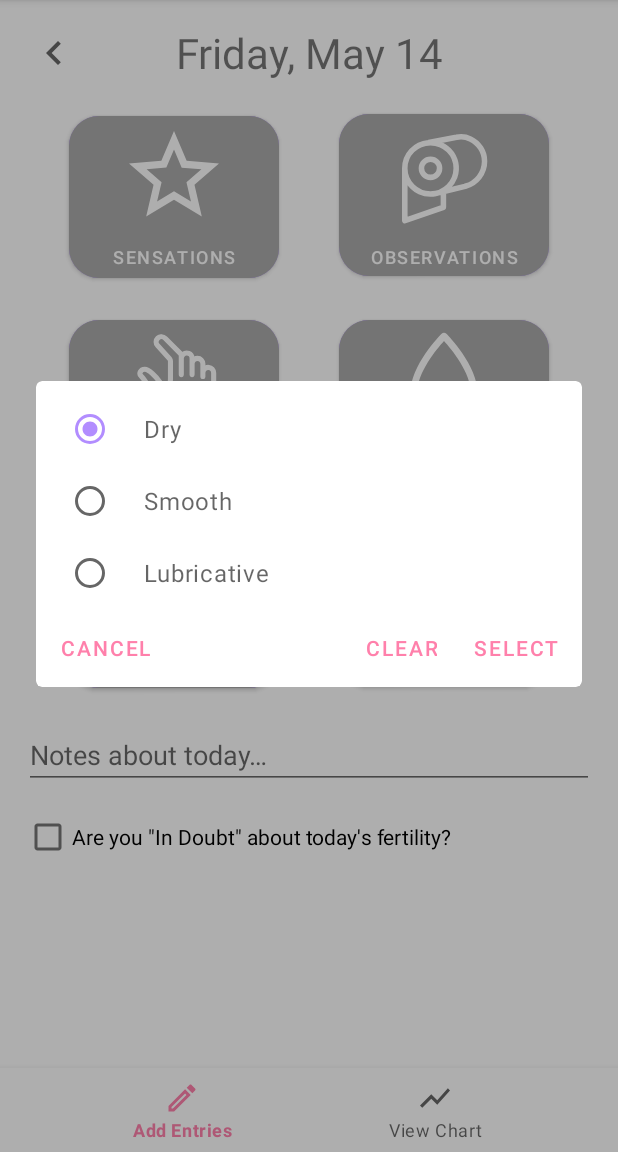
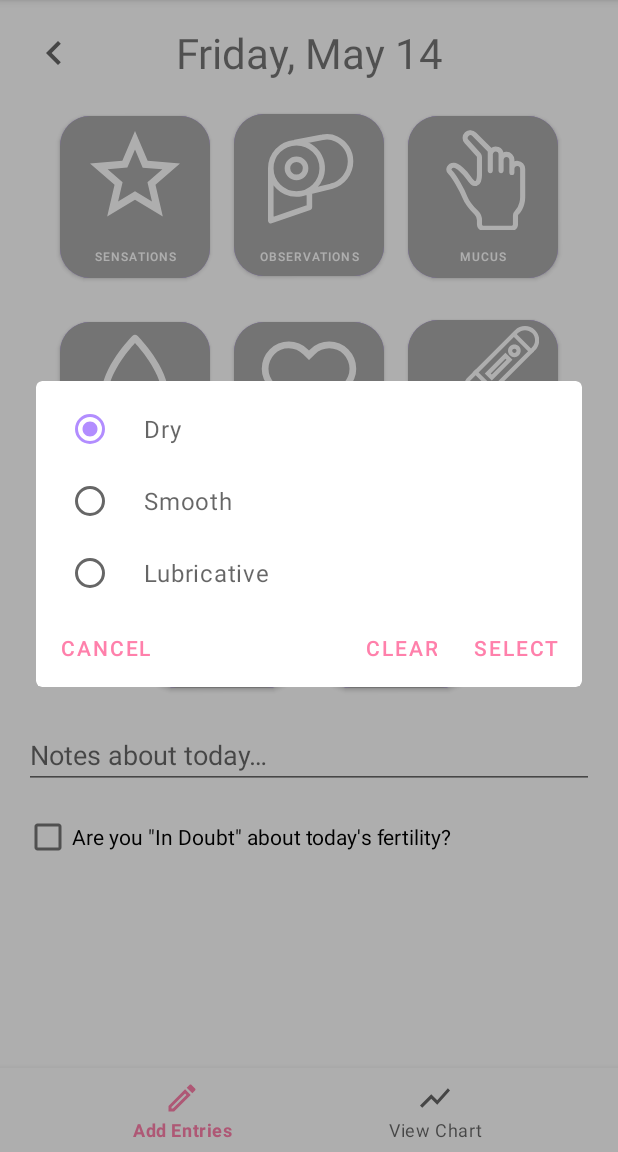
Before and after one commit to romrell4/FertilityTracker, an Android app: the fragment ChartFragment placed in its activity, after a tap on "SENSATIONS", on a phone screen of 412 x 824 dp, the part 84-1236 px from its top. Run offline under Robolectric (Android 15) with nearby library versions, the light colour scheme and no system bars; libraries missing offline, so code that uses them is left out: com.github.mikephil.charting.

Commit message:
Added energy and mood tracking

```diff
--- a/app/src/main/java/com/romrell4/fertility_tracker/domain/SymptomEntry.kt
+++ b/app/src/main/java/com/romrell4/fertility_tracker/domain/SymptomEntry.kt
@@ -2,6 +2,7 @@ package com.romrell4.fertility_tracker.domain
 
 import android.os.Parcelable
 import com.fasterxml.jackson.annotation.JsonIgnore
+import com.romrell4.fertility_tracker.support.toEmoji
 import kotlinx.android.parcel.IgnoredOnParcel
 import kotlinx.android.parcel.Parcelize
 import java.time.LocalDate
@@ -17,6 +18,8 @@ data class SymptomEntry(
     val sex: Sex? = null,
     val inDoubt: Boolean? = null,
     val temperature: Temperature? = null,
+    val mood: Mood? = null,
+    val energy: Energy? = null,
     val notes: String? = null
 ) : Parcelable, Comparable<SymptomEntry> {
     enum class Sensation(override val displayText: String) : Symptom {
@@ -75,6 +78,24 @@ data class SymptomEntry(
         val abnormalNotes: String? = null
     ) : Parcelable
 
+    enum class Mood(text: String, emojiUnicode: Int) : Symptom {
+        HAPPY("Happy", 0x1F603),
+        IRRITABLE("Irritable", 0x1F612),
+        ANGRY("Angry", 0x1F621),
+        SAD("Sad/Sensitive", 0x1F625),
+        CHILL("Chill", 0x1F60C);
+
+        val emoji: String = emojiUnicode.toEmoji()
+
+        override val displayText: String = "$emoji $text"
+    }
+
+    enum class Energy(override val displayText: String) : Symptom {
+        LOW("Low"),
+        MEDIUM("Medium"),
+        HIGH("High"),
+    }
+
     interface Symptom {
         val displayText: String
     }
--- a/app/src/main/java/com/romrell4/fertility_tracker/support/Extensions.kt
+++ b/app/src/main/java/com/romrell4/fertility_tracker/support/Extensions.kt
@@ -3,6 +3,8 @@ package com.romrell4.fertility_tracker.support
 import android.app.Activity
 import android.view.View
 import android.view.inputmethod.InputMethodManager
+
+fun Int.toEmoji() = String(Character.toChars(this))
 
 fun View.showKeyboard() {
     (context.getSystemService(Activity.INPUT_METHOD_SERVICE) as? InputMethodManager)
--- a/app/src/main/java/com/romrell4/fertility_tracker/view/CycleDayAdapter.kt
+++ b/app/src/main/java/com/romrell4/fertility_tracker/view/CycleDayAdapter.kt
@@ -35,15 +35,17 @@ class CycleDayAdapter : ListAdapter<ChartViewState.CycleView.DayView, CycleDayVi
 
 class CycleDayViewHolder(private val binding: ViewHolderChartDayBinding) : RecyclerView.ViewHolder(binding.root) {
     fun bind(day: ChartViewState.CycleView.DayView) {
+        binding.layout.setBackgroundColor(
+            itemView.context.getColor(if (day.selected) R.color.chart_selected else android.R.color.transparent)
+        )
+
         binding.dateText.text = day.date
-        binding.stampImage.setBackgroundResource(day.stampRes)
         binding.stampImageWrapper.setBackgroundColor(
             itemView.context.getColor(if (day.stampHighlighted) R.color.chart_peak_range_background else android.R.color.transparent)
         )
-        binding.layout.setBackgroundColor(
-            itemView.context.getColor(if (day.selected) R.color.chart_selected else android.R.color.transparent)
-        )
-        binding.stampImage.setOnClickListener {
+        binding.stampImage.apply {
+            setBackgroundResource(day.stampRes)
+            setOnClickListener {
                 day.dialogMessage?.let { dialogMessage ->
                     MaterialAlertDialogBuilder(itemView.context)
                         .setTitle(day.dialogTitle)
@@ -52,16 +54,17 @@ class CycleDayViewHolder(private val binding: ViewHolderChartDayBinding) : Recyc
                         .show()
                 }
             }
+        }
         binding.sensationText.text = day.sensations
+        binding.observationImage.setBackgroundResource(day.observationRes ?: 0)
+        binding.bleedingImage.setBackgroundResource(day.bleedingRes ?: 0)
+        binding.sexImage.setBackgroundResource(day.sexRes ?: 0)
+        binding.moodText.text = day.moodEmoji
+        binding.energyImage.setBackgroundResource(day.energyRes ?: 0)
 
-        binding.observationImage.setBackgroundResource(day.observationRes ?: 0)
-
-        binding.bleedingImage.setBackgroundResource(day.bleedingRes ?: 0)
-
-        binding.sexImage.setBackgroundResource(day.sexRes ?: 0)
-
-        binding.notesImage.isInvisible = day.notes == null
-        binding.notesImage.setOnClickListener {
+        binding.notesImage.apply {
+            isInvisible = day.notes == null
+            setOnClickListener {
                 day.notes?.let {
                     MaterialAlertDialogBuilder(itemView.context)
                         .setTitle(itemView.context.getString(R.string.notes_dialog_title, day.date))
@@ -72,3 +75,4 @@ class CycleDayViewHolder(private val binding: ViewHolderChartDayBinding) : Recyc
             }
         }
     }
+}
--- a/app/src/main/java/com/romrell4/fertility_tracker/view/DataEntryFragment.kt
+++ b/app/src/main/java/com/romrell4/fertility_tracker/view/DataEntryFragment.kt
@@ -101,6 +101,8 @@ class DataEntryFragment : MainFragment(), MucusDialogCallback, TemperatureDialog
         binding.bleedingButton.setupSymptomButton(viewState.bleeding)
         binding.sexButton.setupSymptomButton(viewState.sex)
         binding.temperatureButton.setupSymptomButton(viewState.temperature)
+        binding.moodButton.setupSymptomButton(viewState.mood)
+        binding.energyButton.setupSymptomButton(viewState.energy)
 
         binding.sensationsButton.setUpRadioDialogListener(
             values = SymptomEntry.Sensation.values(),
@@ -132,6 +134,16 @@ class DataEntryFragment : MainFragment(), MucusDialogCallback, TemperatureDialog
                 it.setTargetFragment(this, 0)
             }.show(parentFragmentManager, null)
         }
+        binding.moodButton.setUpRadioDialogListener(
+            values = SymptomEntry.Mood.values(),
+            currentValue = viewState.mood,
+            viewModelFunction = viewModel::selectMood
+        )
+        binding.energyButton.setUpRadioDialogListener(
+            values = SymptomEntry.Energy.values(),
+            currentValue = viewState.energy,
+            viewModelFunction = viewModel::selectEnergy
+        )
 
         //Notes
         if (binding.notesText.text.toString() != viewState.notes) {
--- a/app/src/main/java/com/romrell4/fertility_tracker/viewmodel/ChartViewModel.kt
+++ b/app/src/main/java/com/romrell4/fertility_tracker/viewmodel/ChartViewModel.kt
@@ -60,7 +60,6 @@ data class ChartState(
                         dayOfCycle = day.dayOfCycle.toString(),
                         date = day.symptomEntry.date.format(DateTimeFormatter.ofPattern("M/d")),
                         stampRes = when {
-                            //TODO: Combined stamps?
                             day.symptomEntry.hasPeakMucus -> R.drawable.ic_circle_peak_mucus
                             day.symptomEntry.hasNonPeakMucus -> R.drawable.ic_circle_non_peak_mucus
                             day.symptomEntry.bleeding != null -> R.drawable.ic_circle_bleeding
@@ -70,24 +69,24 @@ data class ChartState(
                             SymptomEntry.Sensation.DRY -> null
                             SymptomEntry.Sensation.SMOOTH -> "S"
                             SymptomEntry.Sensation.LUBRICATIVE -> "L"
-                            else -> null
+                            null -> null
                         },
                         observationRes = when (day.symptomEntry.observation) {
                             SymptomEntry.Observation.DAMP -> R.drawable.ic_observation_damp
                             SymptomEntry.Observation.WET -> R.drawable.ic_observation_wet
                             SymptomEntry.Observation.SHINY -> R.drawable.ic_observation_shiny
-                            else -> null
+                            null, SymptomEntry.Observation.DRY -> null
                         },
                         bleedingRes = when (day.symptomEntry.bleeding) {
                             SymptomEntry.Bleeding.LIGHT -> R.drawable.ic_bleeding_light
                             SymptomEntry.Bleeding.MODERATE -> R.drawable.ic_bleeding_moderate
                             SymptomEntry.Bleeding.HEAVY -> R.drawable.ic_bleeding_heavy
-                            else -> null
+                            null, SymptomEntry.Bleeding.SPOTTING -> null
                         },
                         sexRes = when (day.symptomEntry.sex) {
                             SymptomEntry.Sex.PROTECTED -> R.drawable.ic_sex_protected
                             SymptomEntry.Sex.UNPROTECTED -> R.drawable.ic_sex_unprotected
-                            else -> null
+                            null -> null
                         },
                         dialogTitle = "${day.symptomEntry.date.format(DIALOG_TITLE_FORMATTER)} (Day ${day.dayOfCycle})",
                         dialogMessage = listOfNotNull(
@@ -100,6 +99,13 @@ data class ChartState(
                         stampHighlighted = cycle.ruleOfThreeIndexes.contains(index),
                         temperature = day.symptomEntry.temperature?.let {
                             ChartViewState.CycleView.TemperatureView(it.value, it.abnormal, it.abnormalNotes)
+                        },
+                        moodEmoji = day.symptomEntry.mood?.emoji,
+                        energyRes = when (day.symptomEntry.energy) {
+                            SymptomEntry.Energy.LOW -> R.drawable.ic_energy_low
+                            SymptomEntry.Energy.MEDIUM -> R.drawable.ic_energy_medium
+                            SymptomEntry.Energy.HIGH -> R.drawable.ic_energy_high
+                            null -> null
                         },
                         notes = day.symptomEntry.notes?.takeIf { it.isNotBlank() }
                     )
@@ -137,6 +143,9 @@ data class ChartViewState(
             val dialogMessage: String?,
             val stampHighlighted: Boolean,
             val temperature: TemperatureView?,
+            val moodEmoji: String?,
+            @DrawableRes
+            val energyRes: Int?,
             val notes: String?,
             var selected: Boolean = false
         )
--- a/app/src/main/java/com/romrell4/fertility_tracker/viewmodel/DataEntryViewModel.kt
+++ b/app/src/main/java/com/romrell4/fertility_tracker/viewmodel/DataEntryViewModel.kt
@@ -83,6 +83,14 @@ class DataEntryViewModel @JvmOverloads constructor(
         updateSymptomEntry { it.copy(temperature = temperature) }
     }
 
+    fun selectMood(mood: SymptomEntry.Mood?) {
+        updateSymptomEntry { it.copy(mood = mood) }
+    }
+
+    fun selectEnergy(energy: SymptomEntry.Energy?) {
+        updateSymptomEntry { it.copy(energy = energy) }
+    }
+
     fun setInDoubt(inDoubt: Boolean?) {
         updateSymptomEntry { it.copy(inDoubt = inDoubt) }
     }
@@ -112,6 +120,8 @@ data class DataEntryState(
         inDoubt = symptomEntry.inDoubt,
         notes = symptomEntry.notes,
         temperature = symptomEntry.temperature,
+        mood = symptomEntry.mood,
+        energy = symptomEntry.energy,
         canSelectNextDate = symptomEntry.date < LocalDate.now()
     )
 }
@@ -126,5 +136,7 @@ data class DataEntryViewState(
     val inDoubt: Boolean?,
     val notes: String?,
     val temperature: SymptomEntry.Temperature?,
+    val mood: SymptomEntry.Mood?,
+    val energy: SymptomEntry.Energy?,
     val canSelectNextDate: Boolean
 )
--- /dev/null
+++ b/app/src/main/res/drawable/ic_energy.xml
@@ -0,0 +1,13 @@
+<vector xmlns:android="http://schemas.android.com/apk/res/android"
+    android:width="72dp"
+    android:height="72dp"
+    android:viewportWidth="256"
+    android:viewportHeight="256">
+  <path
+      android:pathData="M192.49,121.56l-54,0l0.83,-104.12l-75.81,118.07l54,0l-0.83,103.05l75.81,-117z"
+      android:strokeLineJoin="round"
+      android:strokeWidth="14"
+      android:fillColor="#00000000"
+      android:strokeColor="@color/white"
+      android:strokeLineCap="round"/>
+</vector>
--- /dev/null
+++ b/app/src/main/res/drawable/ic_energy_high.xml
@@ -0,0 +1,33 @@
+<vector xmlns:android="http://schemas.android.com/apk/res/android"
+    android:width="72dp"
+    android:height="72dp"
+    android:viewportWidth="640"
+    android:viewportHeight="640">
+  <path
+      android:pathData="M345.99,386.63L347.26,227.18L231.16,407.99L313.86,407.99L312.59,565.8L428.68,386.63L428.68,386.63L345.99,386.63Z"
+      android:fillColor="@color/graph_energy_yellow"/>
+  <path
+      android:fillColor="#FF000000"
+      android:pathData="M345.99,386.63L347.26,227.18L231.16,407.99L313.86,407.99L312.59,565.8L428.68,386.63L428.68,386.63L345.99,386.63Z"
+      android:strokeWidth="6"
+      android:fillAlpha="0"
+      android:strokeColor="#000000"/>
+  <path
+      android:pathData="M491.06,235.44L492.33,75.99L376.24,256.8L458.93,256.8L457.66,414.61L573.76,235.44L573.76,235.44L491.06,235.44Z"
+      android:fillColor="@color/graph_energy_yellow"/>
+  <path
+      android:fillColor="#FF000000"
+      android:pathData="M491.06,235.44L492.33,75.99L376.24,256.8L458.93,256.8L457.66,414.61L573.76,235.44L573.76,235.44L491.06,235.44Z"
+      android:strokeWidth="6"
+      android:fillAlpha="0"
+      android:strokeColor="#000000"/>
+  <path
+      android:pathData="M210.76,235.44L212.03,75.99L95.94,256.8L178.63,256.8L177.36,414.61L293.46,235.44L293.46,235.44L210.76,235.44Z"
+      android:fillColor="@color/graph_energy_yellow"/>
+  <path
+      android:fillColor="#FF000000"
+      android:pathData="M210.76,235.44L212.03,75.99L95.94,256.8L178.63,256.8L177.36,414.61L293.46,235.44L293.46,235.44L210.76,235.44Z"
+      android:strokeWidth="6"
+      android:fillAlpha="0"
+      android:strokeColor="#000000"/>
+</vector>
--- /dev/null
+++ b/app/src/main/res/drawable/ic_energy_low.xml
@@ -0,0 +1,33 @@
+<vector xmlns:android="http://schemas.android.com/apk/res/android"
+    android:width="72dp"
+    android:height="72dp"
+    android:viewportWidth="640"
+    android:viewportHeight="640">
+  <path
+      android:pathData="M345.99,386.63L347.26,227.18L231.16,407.99L313.86,407.99L312.59,565.8L428.68,386.63L428.68,386.63L345.99,386.63Z"
+      android:fillColor="@color/graph_energy_yellow"/>
+  <path
+      android:fillColor="#FF000000"
+      android:pathData="M345.99,386.63L347.26,227.18L231.16,407.99L313.86,407.99L312.59,565.8L428.68,386.63L428.68,386.63L345.99,386.63Z"
+      android:strokeWidth="6"
+      android:fillAlpha="0"
+      android:strokeColor="#000000"/>
+  <path
+      android:pathData="M491.06,235.44L492.33,75.99L376.24,256.8L458.93,256.8L457.66,414.61L573.76,235.44L573.76,235.44L491.06,235.44Z"
+      android:fillColor="@android:color/transparent"/>
+  <path
+      android:fillColor="#FF000000"
+      android:pathData="M491.06,235.44L492.33,75.99L376.24,256.8L458.93,256.8L457.66,414.61L573.76,235.44L573.76,235.44L491.06,235.44Z"
+      android:strokeWidth="6"
+      android:fillAlpha="0"
+      android:strokeColor="#000000"/>
+  <path
+      android:pathData="M210.76,235.44L212.03,75.99L95.94,256.8L178.63,256.8L177.36,414.61L293.46,235.44L293.46,235.44L210.76,235.44Z"
+      android:fillColor="@android:color/transparent"/>
+  <path
+      android:fillColor="#FF000000"
+      android:pathData="M210.76,235.44L212.03,75.99L95.94,256.8L178.63,256.8L177.36,414.61L293.46,235.44L293.46,235.44L210.76,235.44Z"
+      android:strokeWidth="6"
+      android:fillAlpha="0"
+      android:strokeColor="#000000"/>
+</vector>
--- /dev/null
+++ b/app/src/main/res/drawable/ic_energy_medium.xml
@@ -0,0 +1,33 @@
+<vector xmlns:android="http://schemas.android.com/apk/res/android"
+    android:width="72dp"
+    android:height="72dp"
+    android:viewportWidth="640"
+    android:viewportHeight="640">
+  <path
+      android:pathData="M345.99,386.63L347.26,227.18L231.16,407.99L313.86,407.99L312.59,565.8L428.68,386.63L428.68,386.63L345.99,386.63Z"
+      android:fillColor="@color/graph_energy_yellow"/>
+  <path
+      android:fillColor="#FF000000"
+      android:pathData="M345.99,386.63L347.26,227.18L231.16,407.99L313.86,407.99L312.59,565.8L428.68,386.63L428.68,386.63L345.99,386.63Z"
+      android:strokeWidth="6"
+      android:fillAlpha="0"
+      android:strokeColor="#000000"/>
+  <path
+      android:pathData="M491.06,235.44L492.33,75.99L376.24,256.8L458.93,256.8L457.66,414.61L573.76,235.44L573.76,235.44L491.06,235.44Z"
+      android:fillColor="@android:color/transparent"/>
+  <path
+      android:fillColor="#FF000000"
+      android:pathData="M491.06,235.44L492.33,75.99L376.24,256.8L458.93,256.8L457.66,414.61L573.76,235.44L573.76,235.44L491.06,235.44Z"
+      android:strokeWidth="6"
+      android:fillAlpha="0"
+      android:strokeColor="#000000"/>
+  <path
+      android:pathData="M210.76,235.44L212.03,75.99L95.94,256.8L178.63,256.8L177.36,414.61L293.46,235.44L293.46,235.44L210.76,235.44Z"
+      android:fillColor="@color/graph_energy_yellow"/>
+  <path
+      android:fillColor="#FF000000"
+      android:pathData="M210.76,235.44L212.03,75.99L95.94,256.8L178.63,256.8L177.36,414.61L293.46,235.44L293.46,235.44L210.76,235.44Z"
+      android:strokeWidth="6"
+      android:fillAlpha="0"
+      android:strokeColor="#000000"/>
+</vector>
--- /dev/null
+++ b/app/src/main/res/drawable/ic_mood.xml
@@ -0,0 +1,18 @@
+<vector xmlns:android="http://schemas.android.com/apk/res/android"
+    android:width="72dp"
+    android:height="72dp"
+    android:viewportWidth="32"
+    android:viewportHeight="32">
+    <path
+        android:fillColor="@color/white"
+        android:pathData="M16,32A16,16 0,1 1,32 16,16 16,0 0,1 16,32ZM16,2A14,14 0,1 0,30 16,14 14,0 0,0 16,2Z" />
+    <path
+        android:fillColor="@color/white"
+        android:pathData="M15,13H13a2,2 0,0 0,-4 0H7a4,4 0,0 1,8 0Z" />
+    <path
+        android:fillColor="@color/white"
+        android:pathData="M25,13H23a2,2 0,0 0,-4 0H17a4,4 0,0 1,8 0Z" />
+    <path
+        android:fillColor="@color/white"
+        android:pathData="M16,25a8,8 0,0 1,-8 -8h2a6,6 0,0 0,12 0h2A8,8 0,0 1,16 25Z" />
+</vector>
--- a/app/src/main/res/layout/fragment_data_entry.xml
+++ b/app/src/main/res/layout/fragment_data_entry.xml
@@ -56,8 +56,7 @@
                 android:id="@+id/gridLayout"
                 android:layout_width="wrap_content"
                 android:layout_height="wrap_content"
-                android:columnCount="2"
-                android:rowCount="2"
+                android:columnCount="3"
                 app:layout_constraintEnd_toEndOf="parent"
                 app:layout_constraintStart_toStartOf="parent"
                 app:layout_constraintTop_toTopOf="parent">
@@ -104,6 +103,28 @@
                     android:drawableTop="@drawable/ic_temperature"
                     android:text="@string/temperature_title" />
 
+                <com.google.android.material.button.MaterialButton
+                    android:id="@+id/moodButton"
+                    style="@style/SymptomButton"
+                    android:layout_row="2"
+                    android:layout_column="0"
+                    android:layout_columnSpan="2"
+                    android:layout_gravity="center_horizontal"
+                    android:contentDescription="@string/mood_button_title"
+                    android:drawableTop="@drawable/ic_mood"
+                    android:text="@string/mood_button_title" />
+
+                <com.google.android.material.button.MaterialButton
+                    android:id="@+id/energyButton"
+                    style="@style/SymptomButton"
+                    android:layout_row="2"
+                    android:layout_column="1"
+                    android:layout_columnSpan="2"
+                    android:layout_gravity="center_horizontal"
+                    android:contentDescription="@string/energy_button_title"
+                    android:drawableTop="@drawable/ic_energy"
+                    android:text="@string/energy_button_title" />
+
                 <!--                <com.google.android.material.button.MaterialButton-->
                 <!--                    android:id="@+id/temperatureButton"-->
                 <!--                    style="@style/SymptomButton"-->
@@ -138,12 +159,12 @@
                 android:layout_marginStart="16dp"
                 android:layout_marginTop="8dp"
                 android:layout_marginEnd="16dp"
+                android:text="@string/in_doubt_label"
                 app:layout_constraintBottom_toBottomOf="parent"
                 app:layout_constraintEnd_toEndOf="parent"
                 app:layout_constraintHorizontal_bias="0.0"
                 app:layout_constraintStart_toStartOf="parent"
                 app:layout_constraintTop_toBottomOf="@id/notesText"
-                android:text="@string/in_doubt_label"
                 app:layout_constraintVertical_bias="0.0" />
         </androidx.constraintlayout.widget.ConstraintLayout>
     </ScrollView>
--- a/app/src/main/res/layout/view_holder_chart_day.xml
+++ b/app/src/main/res/layout/view_holder_chart_day.xml
@@ -82,6 +82,29 @@
             tools:src="@drawable/ic_sex_protected" />
     </LinearLayout>
 
+    <TextView
+        android:id="@+id/moodText"
+        android:layout_width="match_parent"
+        android:layout_height="@dimen/chart_cell_height"
+        android:gravity="center"
+        android:maxLines="1"
+        android:textAlignment="center"
+        android:textSize="12sp"
+        tools:text="H" />
+
+    <LinearLayout
+        android:layout_width="@dimen/chart_cell_width"
+        android:layout_height="@dimen/chart_cell_height"
+        android:gravity="center">
+
+        <ImageView
+            android:id="@+id/energyImage"
+            android:layout_width="@dimen/chart_icon_size"
+            android:layout_height="@dimen/chart_icon_size"
+            tools:ignore="ContentDescription"
+            tools:src="@drawable/ic_energy_high" />
+    </LinearLayout>
+
     <ImageView
         android:id="@+id/notesImage"
         android:layout_width="match_parent"
--- a/app/src/main/res/values/colors.xml
+++ b/app/src/main/res/values/colors.xml
@@ -26,4 +26,5 @@
     <color name="graph_normal_day">@color/pink</color>
     <color name="graph_line">@color/pink</color>
     <color name="graph_coverline">@color/blue</color>
+    <color name="graph_energy_yellow">#FFFF00</color>
 </resources>
--- a/app/src/main/res/values/dimens.xml
+++ b/app/src/main/res/values/dimens.xml
@@ -1,7 +1,7 @@
 <?xml version="1.0" encoding="utf-8"?>
 <resources>
     <dimen name="button_height">120dp</dimen>
-    <dimen name="button_width">140dp</dimen>
+    <dimen name="button_width">100dp</dimen>
     <dimen name="inc_dec_button_size">20dp</dimen>
     <dimen name="chart_cell_width">26dp</dimen>
     <dimen name="chart_cell_height">24dp</dimen>
--- a/app/src/main/res/values/strings.xml
+++ b/app/src/main/res/values/strings.xml
@@ -7,6 +7,8 @@
     <string name="mucus_button_title">Mucus</string>
     <string name="bleeding_button_title">Bleeding</string>
     <string name="sex_button_title">Sex</string>
+    <string name="mood_button_title">Emotions</string>
+    <string name="energy_button_title">Energy</string>
     <string name="alert_positive_text">Select</string>
     <string name="notes_hint">Notes about today…</string>
     <string name="mucus_consistency_label">Consistency</string>
--- a/app/src/main/res/values/styles.xml
+++ b/app/src/main/res/values/styles.xml
@@ -4,12 +4,12 @@
         <item name="android:layout_height">@dimen/button_height</item>
         <item name="android:layout_width">@dimen/button_width</item>
         <item name="android:backgroundTint">@color/purple</item>
-        <item name="android:textSize">12sp</item>
+        <item name="android:textSize">8sp</item>
         <item name="cornerRadius">20dp</item>
         <item name="android:layout_marginTop">8dp</item>
         <item name="android:layout_marginBottom">8dp</item>
-        <item name="android:layout_marginStart">20dp</item>
-        <item name="android:layout_marginEnd">20dp</item>
+        <item name="android:layout_marginStart">8dp</item>
+        <item name="android:layout_marginEnd">8dp</item>
     </style>
 
     <style name="TemperatureEditText">
```
Lines whose indentation alone changed are shown as unchanged.
